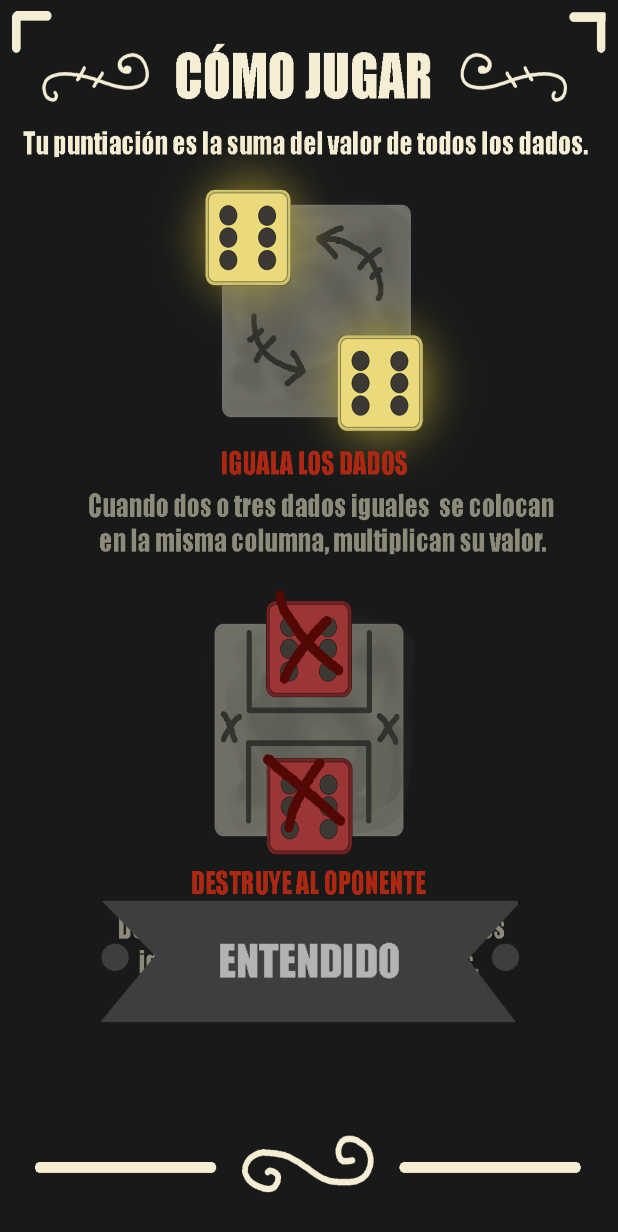
After one commit to DeMoraDev/matatena, an Android app: the ComoJugar screen opened directly, with no data from a screen before it, on a phone screen of 412 x 824 dp. The commit adds this screen. Shown: the top 1232 px of the screen. Run offline under Robolectric (Android 15) with nearby library versions, the phone set to English and light mode, and no system bars.

Commit message:
Añadido:   -IA intermedia, ahora Si no tiene para doblar, busca para eliminar tu dado   -Añadido como jugar(Hay que apañarlo)   -Arreglado cuando la IA te eliminaba un dado, salía el rojo tu última tirada y no la de él

```diff
--- a/app/src/main/AndroidManifest.xml
+++ b/app/src/main/AndroidManifest.xml
@@ -13,6 +13,9 @@
         android:theme="@style/Theme.Matatena"
         tools:targetApi="31">
         <activity
+            android:name=".ComoJugar"
+            android:exported="false" />
+        <activity
             android:name=".MainActivity2"
             android:exported="true" />
         <activity
--- /dev/null
+++ b/app/src/main/java/com/example/matatena/ComoJugar.java
@@ -0,0 +1,23 @@
+package com.example.matatena;
+
+import androidx.appcompat.app.AppCompatActivity;
+
+import android.os.Bundle;
+import android.widget.ImageButton;
+
+public class ComoJugar extends AppCompatActivity {
+
+    private ImageButton botonEntendido;
+
+    @Override
+    protected void onCreate(Bundle savedInstanceState) {
+        super.onCreate(savedInstanceState);
+        setContentView(R.layout.activity_como_jugar);
+
+        botonEntendido = findViewById(R.id.boton_entendido);
+
+        botonEntendido.setOnClickListener(v->{
+            onBackPressed();
+        });
+    }
+}
--- /dev/null
+++ b/app/src/main/res/layout/activity_como_jugar.xml
@@ -0,0 +1,28 @@
+<?xml version="1.0" encoding="utf-8"?>
+<androidx.constraintlayout.widget.ConstraintLayout xmlns:android="http://schemas.android.com/apk/res/android"
+    xmlns:app="http://schemas.android.com/apk/res-auto"
+    xmlns:tools="http://schemas.android.com/tools"
+    android:layout_width="match_parent"
+    android:layout_height="match_parent"
+    tools:context=".ComoJugar">
+
+    <ImageView
+        android:id="@+id/background"
+        android:layout_width="match_parent"
+        android:layout_height="match_parent"
+        app:srcCompat="@drawable/howto"
+        android:scaleType="fitXY"
+         />
+    <ImageButton
+        android:id="@+id/boton_entendido"
+        android:layout_width="280dp"
+        android:layout_height="wrap_content"
+        android:background="@null"
+        android:scaleType="fitCenter"
+        app:layout_constraintEnd_toEndOf="parent"
+        app:layout_constraintStart_toStartOf="parent"
+        app:srcCompat="@drawable/botonentendido"
+        app:layout_constraintBottom_toBottomOf="parent"
+        android:layout_marginBottom="110dp"
+        />
+</androidx.constraintlayout.widget.ConstraintLayout>
--- a/app/src/main/res/layout/activity_main2.xml
+++ b/app/src/main/res/layout/activity_main2.xml
@@ -54,7 +54,7 @@
         android:layout_width="60dp"
         android:layout_height="60dp"
         android:layout_marginStart="95dp"
-        android:layout_marginBottom="10dp"
+        android:layout_marginTop="10dp"
         android:scaleType="fitCenter"
         app:layout_constraintStart_toStartOf="parent"
         app:layout_constraintTop_toTopOf="parent"
```
Also changed, not shown: app/src/main/java/com/example/matatena/MainActivity.java (+13 -8 lines), app/src/main/java/com/example/matatena/MainActivity2.java (+72 -24 lines), app/src/main/res/drawable/botonentendido.png (added), app/src/main/res/drawable/howto.png (added), 1 other file.
